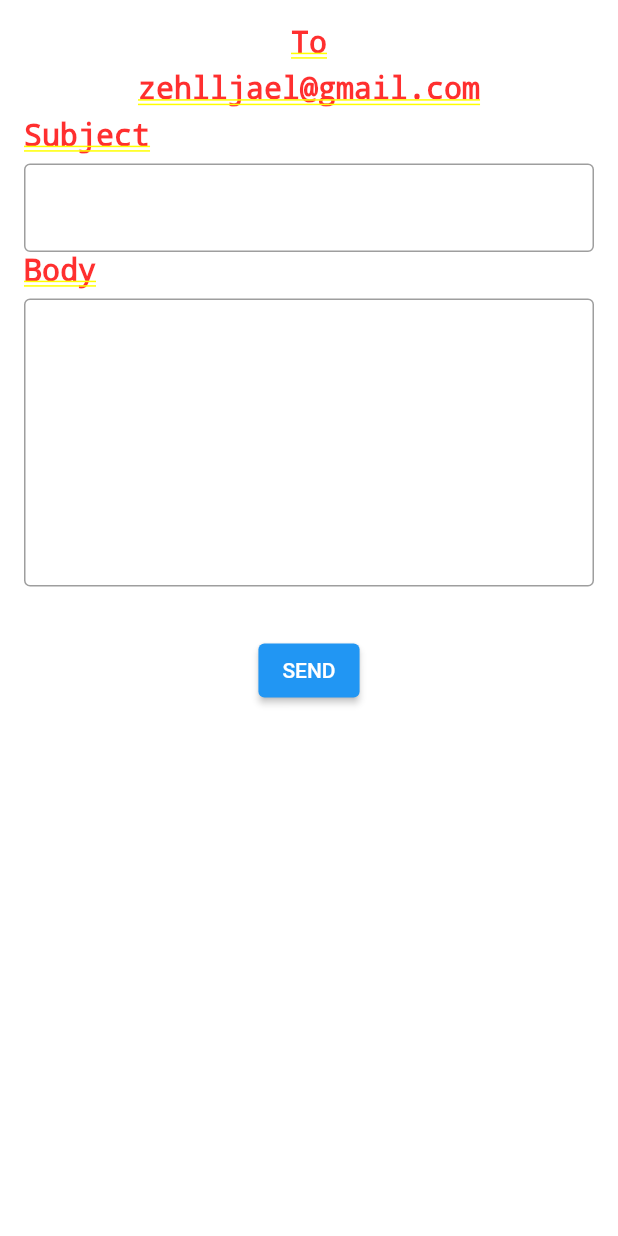
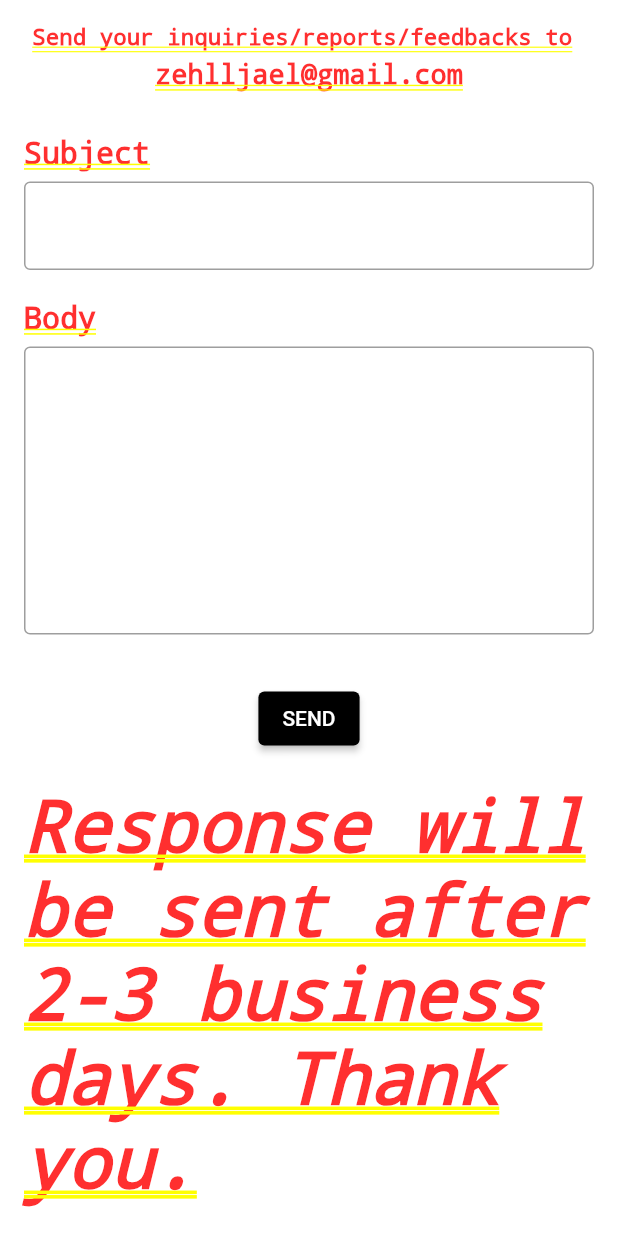
Before and after one commit to iansstuff15/TIP-Pay, a Flutter app: the LinkGmail screen opened by its route, on a phone screen of 412 x 824 dp. Run offline on Flutter 3.47's test engine with Material 2 defaults, Android fonts, the phone set to English and light mode, and no system bars; our stand-ins replace cloud_firestore, csv, firebase_core, get, qr_flutter; accounts and stored records are empty; generated files the repository leaves out were written again; network calls fail; Roboto replaces fonts that are missing (SF UI Text).

Commit message:
UI adjustments

```diff
--- a/lib/screens/linkGmail.dart
+++ b/lib/screens/linkGmail.dart
@@ -1,3 +1,5 @@
+// ignore_for_file: prefer_const_constructors
+
 import 'package:flutter/material.dart';
 import 'package:url_launcher/url_launcher.dart';
 
@@ -15,25 +17,20 @@ class _LinkGmailState extends State<LinkGmail> {
 
   String? encodeQueryParameters(Map<String, String> params) {
     return params.entries
-      .map((e) => '${Uri.encodeComponent(e.key)}=${Uri.encodeComponent(e.value)}')
+        .map((e) =>
+            '${Uri.encodeComponent(e.key)}=${Uri.encodeComponent(e.value)}')
         .join('&');
   }
 
-
-
-  Future _launchUrl(
-    {
+  Future _launchUrl({
     required String subject,
     required String message,
-    }
-  ) async {
+  }) async {
     final Uri emailLaunchUri = Uri(
       scheme: 'mailto',
       path: 'zehlljael@gmail.com',
-      query: encodeQueryParameters(<String, String>{
-        'subject': subject,
-        'body': message
-      }),
+      query: encodeQueryParameters(
+          <String, String>{'subject': subject, 'body': message}),
     );
     if (!await launchUrl(emailLaunchUri)) throw 'Could not launch application';
   }
@@ -41,30 +38,49 @@ class _LinkGmailState extends State<LinkGmail> {
   @override
   Widget build(BuildContext context) {
     return SafeArea(
+        child: SingleChildScrollView(
           child: Container(
               padding: EdgeInsets.all(16),
               child: Column(
                 children: [
-            Text('To',
-              style: TextStyle(fontSize: 20, fontWeight:  FontWeight.bold)),
-            const SizedBox(height: 8),
+                  Text('Send your inquiries/reports/feedbacks to ',
+                      style:
+                          TextStyle(fontSize: 15, fontWeight: FontWeight.bold)),
+                  SizedBox(height: 5),
                   Text('zehlljael@gmail.com',
-            style: TextStyle(fontSize: 20, fontWeight:  FontWeight.bold)),
-            const SizedBox(height: 8),
-            buildTextField(title: 'Subject', controller: controllerSubject, maxLines: 1),
-            buildTextField(title: 'Body', controller: controllerMessage, maxLines: 8),
-            const SizedBox(height: 32),
+                      style:
+                          TextStyle(fontSize: 18, fontWeight: FontWeight.bold)),
+                  SizedBox(height: 30),
+                  buildTextField(
+                      title: 'Subject',
+                      controller: controllerSubject,
+                      maxLines: 1),
+                  SizedBox(
+                    height: 20,
+                  ),
+                  buildTextField(
+                      title: 'Body', controller: controllerMessage, maxLines: 8),
+                  SizedBox(height: 32),
                   ElevatedButton(
                     onPressed: () => _launchUrl(
                       subject: controllerSubject.text,
                       message: controllerMessage.text,
                     ),
-            child: const Text('SEND'))
-
+                    child: Text('SEND'),
+                    style: ElevatedButton.styleFrom(
+                      primary: Colors.black,
+                    ),
+                  ),
+                  SizedBox(
+                    height: 20,
+                  ),
+                  Text(
+                    "Response will be sent after 2-3 business days. Thank you.",
+                    style: TextStyle(fontStyle: FontStyle.italic),
+                  ),
                 ],
-        )
-      )
-    );
+              )),
+        ));
   }
 }
 
@@ -72,15 +88,17 @@ Widget buildTextField({
   required String title,
   required TextEditingController controller,
   required int maxLines,
-}) => Column(crossAxisAlignment: CrossAxisAlignment.start,
+}) =>
+    Column(
+      crossAxisAlignment: CrossAxisAlignment.start,
       children: [
         Text(title,
-              style: TextStyle(fontSize: 20, fontWeight:  FontWeight.bold)),
+            style: const TextStyle(fontSize: 20, fontWeight: FontWeight.bold)),
         const SizedBox(height: 8),
         TextField(
           controller: controller,
           maxLines: maxLines,
-                decoration: InputDecoration(
+          decoration: const InputDecoration(
             border: OutlineInputBorder(),
           ),
         )
```
Lines whose indentation alone changed are shown as unchanged.
